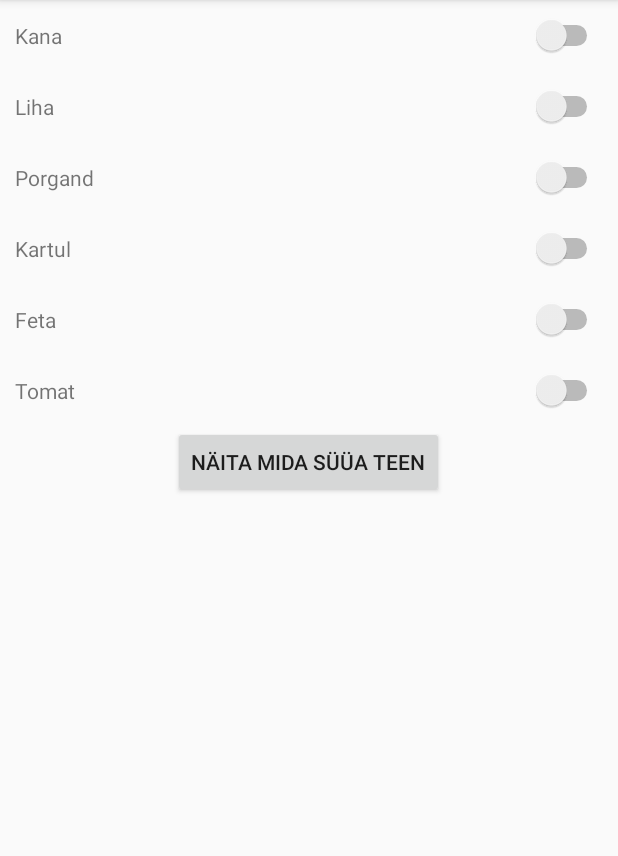
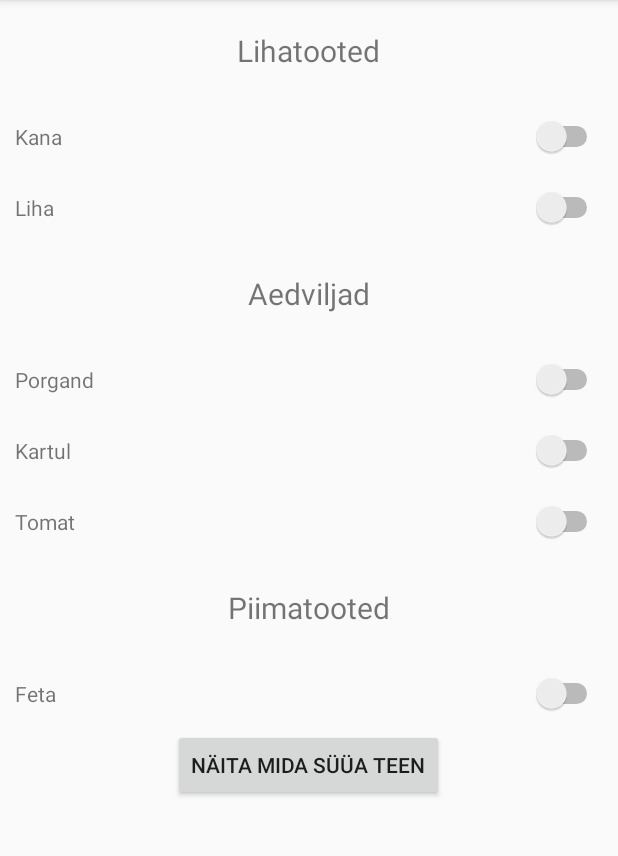
Before and after one commit to Samolberg/CookingApp, an Android app: the SecondActivity screen opened directly, with no data from a screen before it, on a phone screen of 412 x 824 dp, the part 84-940 px from its top. Run offline under Robolectric (Android 15) with nearby library versions, the phone set to English and light mode, and no system bars.

Commit message:
IngredientsActivity improvement

```diff
--- a/app/src/main/java/com/example/cookingapp/RecipieActivity.java
+++ b/app/src/main/java/com/example/cookingapp/RecipieActivity.java
@@ -66,10 +66,11 @@ public class RecipieActivity extends AppCompatActivity {
             // Otsi vaated
             ImageView recipeImage = findViewById(R.id.recipeImage);
             TextView recipeTutorial = findViewById(R.id.recipeTutorial);
-            TextView shoppingListView = findViewById(R.id.shoppingListView);
+            TextView shoppingListView =(TextView) findViewById(R.id.shoppingListView);
 
             //Vaadete täitmine
-         //   shoppingListView.setText(retsept.getString(missing));
+          //  String missingList = missing;
+          //  shoppingListView.setText(missingList);
             recipeTutorial.setText(retsept.getString("tutorial"));
             Picasso.with(this).load(retsept.getString("image")).into(recipeImage);
         } catch (JSONException e) {
--- a/app/src/main/res/layout/activity_second.xml
+++ b/app/src/main/res/layout/activity_second.xml
@@ -7,6 +7,15 @@
         android:layout_width="match_parent"
         android:layout_height="wrap_content"
         android:orientation="vertical">
+
+        <TextView
+            android:id="@+id/dividerOne"
+            android:layout_width="wrap_content"
+            android:layout_height="wrap_content"
+            android:text="@string/dividerOne"
+            android:padding="20dp"
+            android:textSize="20sp"
+            android:layout_gravity="center"/>
 
         <LinearLayout
             android:layout_width="match_parent"
@@ -43,7 +52,14 @@
                 android:layout_width="wrap_content"
                 android:layout_height="wrap_content" />
         </LinearLayout>
-
+        <TextView
+            android:id="@+id/dividerTwo"
+            android:layout_width="wrap_content"
+            android:layout_height="wrap_content"
+            android:text="@string/dividerTwo"
+            android:padding="20dp"
+            android:textSize="20sp"
+            android:layout_gravity="center"/>
         <LinearLayout
             android:layout_width="match_parent"
             android:layout_height="wrap_content"
@@ -90,13 +106,22 @@
                 android:layout_width="0dp"
                 android:layout_height="wrap_content"
                 android:layout_weight="1"
-                android:text="@string/feta" />
+                android:text="@string/tomato" />
 
             <Switch
-                android:id="@+id/fetaSwitch"
+                android:id="@+id/tomatoSwitch"
                 android:layout_width="wrap_content"
                 android:layout_height="wrap_content" />
         </LinearLayout>
+
+        <TextView
+            android:id="@+id/dividerThree"
+            android:layout_width="wrap_content"
+            android:layout_height="wrap_content"
+            android:text="@string/dividerThree"
+            android:padding="20dp"
+            android:textSize="20sp"
+            android:layout_gravity="center"/>
 
         <LinearLayout
             android:layout_width="match_parent"
@@ -108,10 +133,10 @@
                 android:layout_width="0dp"
                 android:layout_height="wrap_content"
                 android:layout_weight="1"
-                android:text="@string/tomato" />
+                android:text="@string/feta" />
 
             <Switch
-                android:id="@+id/tomatoSwitch"
+                android:id="@+id/fetaSwitch"
                 android:layout_width="wrap_content"
                 android:layout_height="wrap_content" />
         </LinearLayout>
--- a/app/src/main/res/values/strings.xml
+++ b/app/src/main/res/values/strings.xml
@@ -10,4 +10,7 @@
     <string name="calculate">Näita mida süüa teen</string>
     <string name="shopping">Näita mida poest vaja</string>
     <string name="guide">juhend</string>
+    <string name="dividerOne">Lihatooted</string>
+    <string name="dividerTwo">Aedviljad</string>
+    <string name="dividerThree">Piimatooted</string>
 </resources>
```
